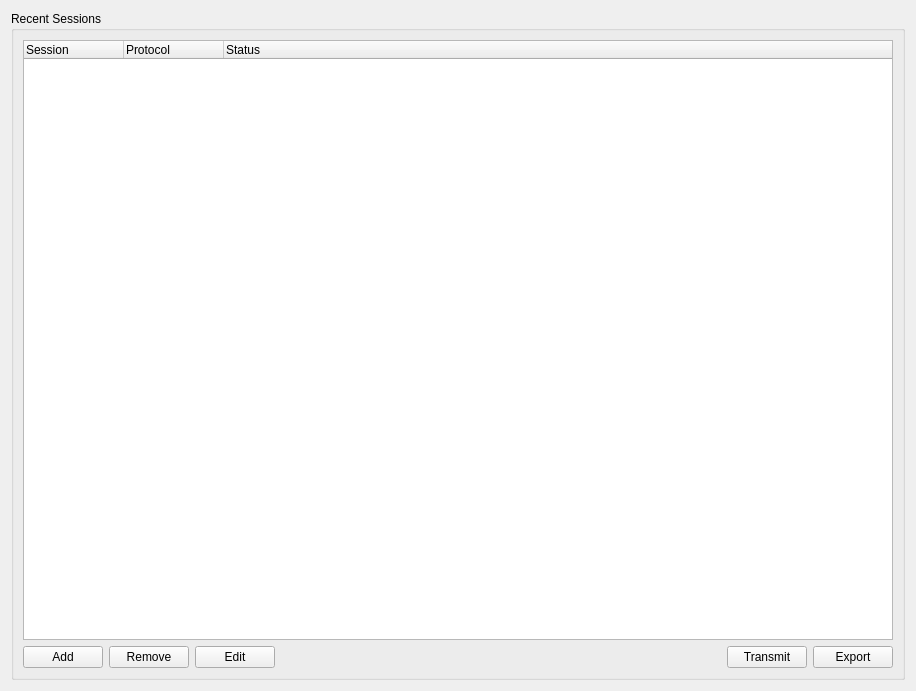
First picture: the form in src/ui/widgets/DashboardModuleWidget.ui, repository saman-aba/Boar, before the edit.
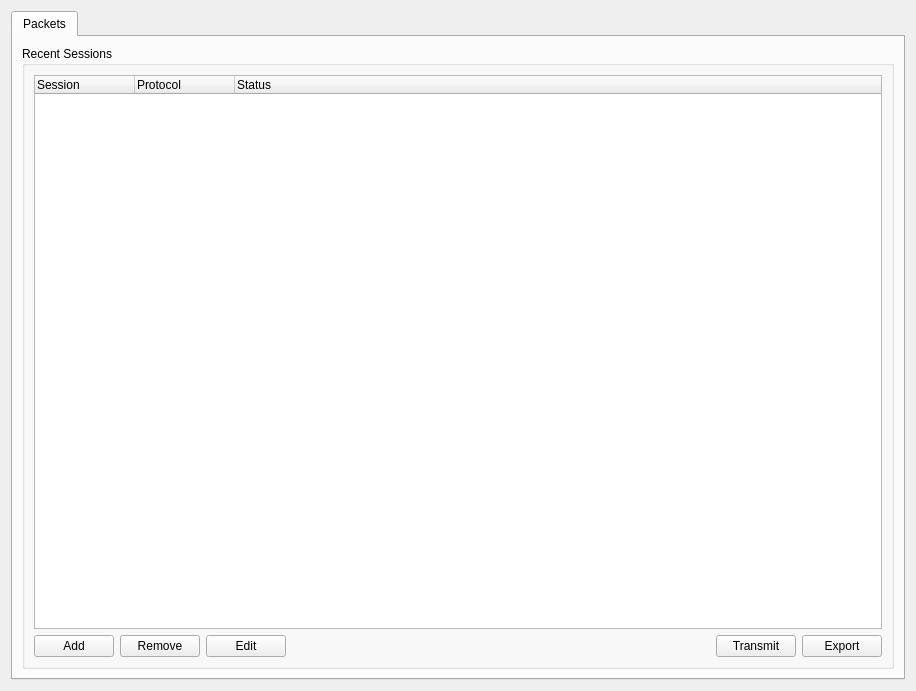
Second picture: the form after the edit.

Patch:
```diff
--- a/src/ui/widgets/DashboardModuleWidget.ui
+++ b/src/ui/widgets/DashboardModuleWidget.ui
@@ -12,7 +12,15 @@
   </property>
   <layout class="QVBoxLayout" name="verticalLayoutDashboard">
    <item>
-    <layout class="QHBoxLayout" name="horizontalLayoutDashTop">
+    <widget class="QTabWidget" name="dashboardTabs">
+     <property name="currentIndex">
+      <number>0</number>
+     </property>
+     <widget class="QWidget" name="packetsTab">
+      <attribute name="title">
+       <string>Packets</string>
+      </attribute>
+      <layout class="QVBoxLayout" name="packetsTabLayout">
      <item>
       <widget class="QGroupBox" name="groupRecentSessions">
        <property name="title">
@@ -94,6 +102,8 @@
       </widget>
      </item>
     </layout>
+     </widget>
+    </widget>
    </item>
   </layout>
  </widget>
```
Lines whose indentation alone changed are shown as unchanged.
